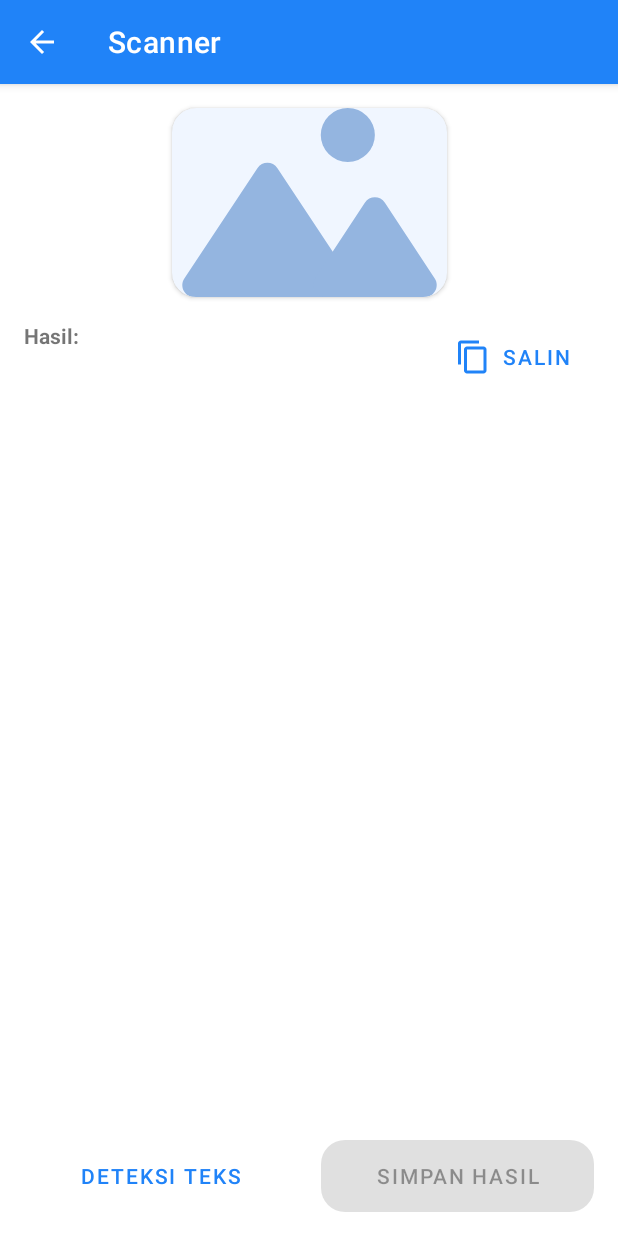
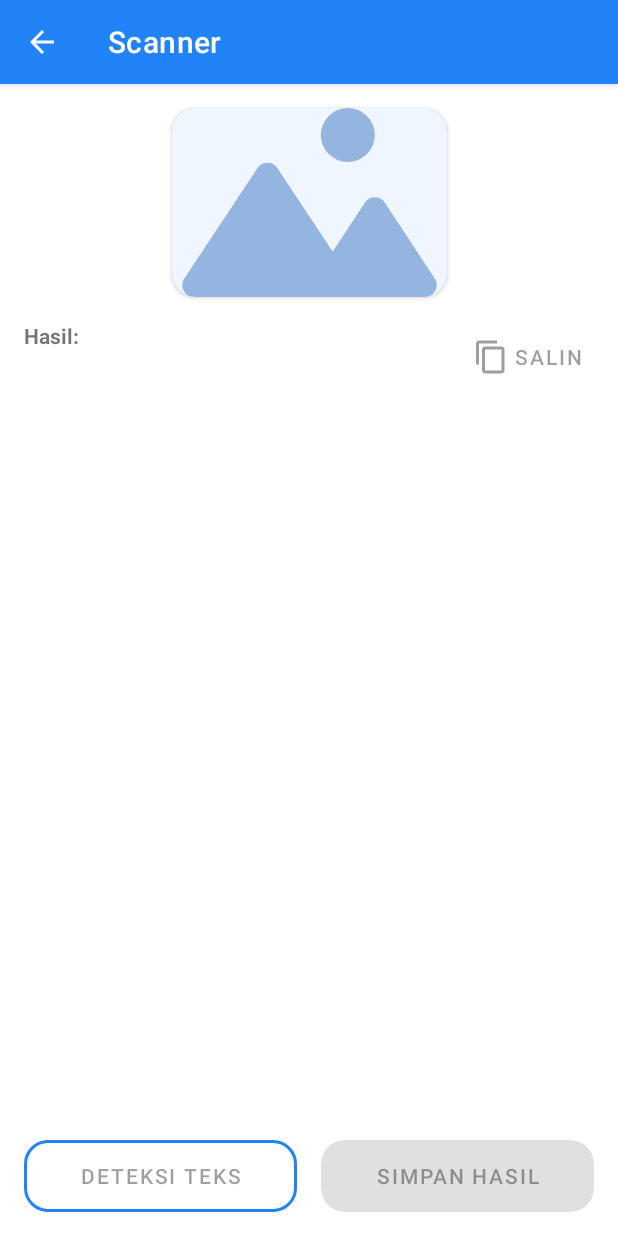
Before and after one commit to mikirinkode/TextRecognition-Android, an Android app: the ScannerActivity screen opened directly, with no data from a screen before it, on a phone screen of 412 x 824 dp. Run offline under Robolectric (Android 15) with nearby library versions, the phone set to English and light mode, and no system bars; our stand-ins replace Room's generated code; libraries missing offline, so code that uses them is left out: com.google.mlkit.vision, com.karumi.dexter; 1 statement that could not run was skipped.

Commit message:
add material button

```diff
--- a/app/build.gradle
+++ b/app/build.gradle
@@ -64,4 +64,5 @@ dependencies {
     kapt "androidx.room:room-compiler:2.4.2"
     implementation "androidx.room:room-ktx:2.4.2"
 
+    implementation 'com.google.android.material:material:1.5.0'
 }
--- a/app/src/main/res/layout/activity_scanner.xml
+++ b/app/src/main/res/layout/activity_scanner.xml
@@ -37,12 +37,12 @@
                     android:id="@+id/iv_captured"
                     android:layout_width="wrap_content"
                     android:layout_height="wrap_content"
+                    android:contentDescription="@string/captured_image"
                     android:scaleType="fitCenter"
                     android:src="@drawable/ic_dummy_image"
                     app:layout_constraintEnd_toEndOf="parent"
                     app:layout_constraintStart_toStartOf="parent"
-                    app:layout_constraintTop_toTopOf="parent"
-                    android:contentDescription="@string/captured_image" />
+                    app:layout_constraintTop_toTopOf="parent" />
             </androidx.cardview.widget.CardView>
 
             <TextView
@@ -84,67 +84,44 @@
                     tools:text="Hello there" />
             </androidx.core.widget.NestedScrollView>
 
-            <Button
+            <com.google.android.material.button.MaterialButton
+                style="@style/Widget.MaterialComponents.Button.TextButton"
                 android:id="@+id/btn_copy"
                 android:layout_width="wrap_content"
                 android:layout_height="wrap_content"
                 android:layout_marginEnd="16dp"
-                android:background="@drawable/rounded_rectangle"
                 android:elevation="0dp"
                 android:text="@string/copy"
-                android:textColor="@color/primary_500"
                 android:textSize="14sp"
                 app:backgroundTint="@color/white"
                 app:icon="@drawable/ic_copy"
-                app:iconTint="@color/primary_500"
                 app:layout_constraintEnd_toEndOf="parent"
                 app:layout_constraintTop_toTopOf="@+id/label_result" />
 
         </androidx.constraintlayout.widget.ConstraintLayout>
     </ScrollView>
 
-    <Button
+
+    <com.google.android.material.button.MaterialButton
         android:id="@+id/btn_detect_text"
+        style="@style/Widget.MaterialComponents.Button.OutlinedButton"
         android:layout_width="0dp"
         android:layout_height="wrap_content"
         android:layout_marginStart="16dp"
+        android:layout_marginEnd="8dp"
+        android:layout_marginBottom="16dp"
         android:insetTop="0dp"
         android:insetBottom="0dp"
-        android:layout_marginEnd="8dp"
-        android:layout_marginBottom="16dp"
         android:padding="0dp"
         android:text="@string/detect_text"
-        android:textColor="@color/primary_500"
+        app:backgroundTint="@android:color/transparent"
         app:cornerRadius="16dp"
-        android:background="@drawable/rounded_rectangle"
-        app:backgroundTint="@color/white"
         app:layout_constraintBottom_toBottomOf="parent"
         app:layout_constraintEnd_toStartOf="@+id/btn_save"
         app:layout_constraintStart_toStartOf="parent"
+        app:rippleColor="#33AAAAAA"
         app:strokeColor="@color/primary_500"
         app:strokeWidth="2dp" />
-
-<!--    <android.support.design.button.MaterialButton-->
-<!--        android:id="@+id/btn_detect_text"-->
-<!--        style="@style/Widget.AppCompat.Button.Borderless"-->
-<!--        android:layout_width="0dp"-->
-<!--        android:layout_height="wrap_content"-->
-<!--        android:layout_marginStart="16dp"-->
-<!--        android:insetTop="0dp"-->
-<!--        android:insetBottom="0dp"-->
-<!--        android:layout_marginEnd="8dp"-->
-<!--        android:layout_marginBottom="16dp"-->
-<!--        app:backgroundTint="@android:color/transparent"-->
-<!--        android:padding="0dp"-->
-<!--        android:text="Deteksi Teks"-->
-<!--        android:textColor="@color/primary_500"-->
-<!--        app:cornerRadius="16dp"-->
-<!--        app:rippleColor="#33AAAAAA"-->
-<!--        app:layout_constraintBottom_toBottomOf="parent"-->
-<!--        app:layout_constraintEnd_toStartOf="@+id/btn_save"-->
-<!--        app:layout_constraintStart_toStartOf="parent"-->
-<!--        app:strokeColor="@color/primary_500"-->
-<!--        app:strokeWidth="2dp" />-->
 
     <Button
         android:id="@+id/btn_save"
```
